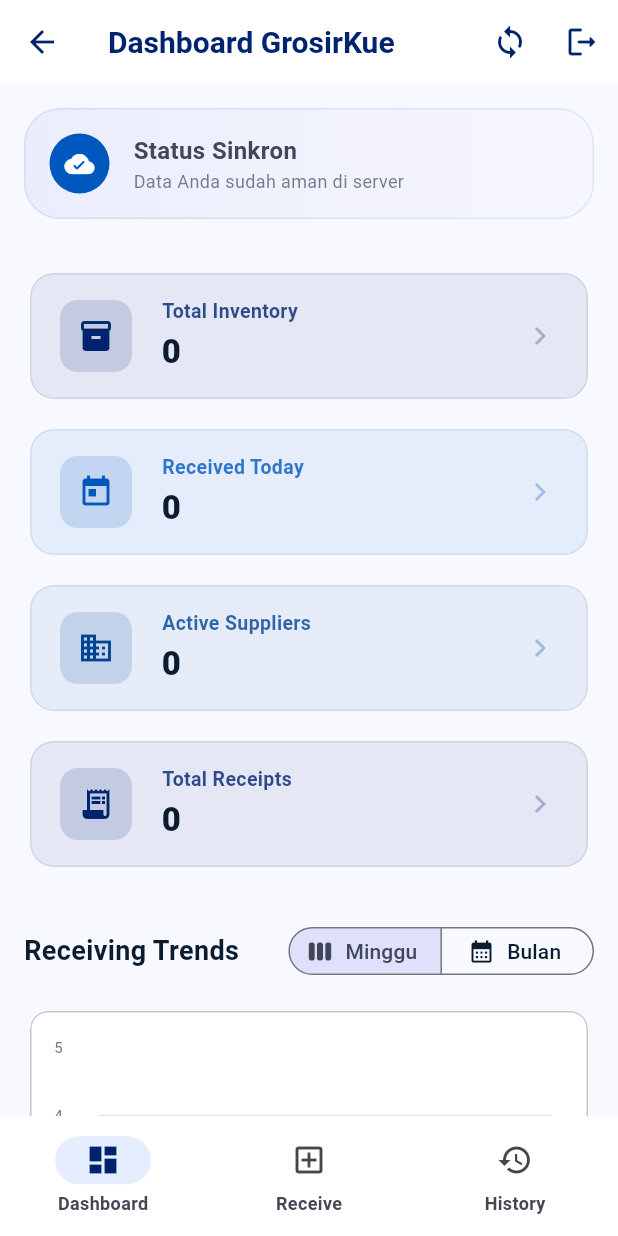
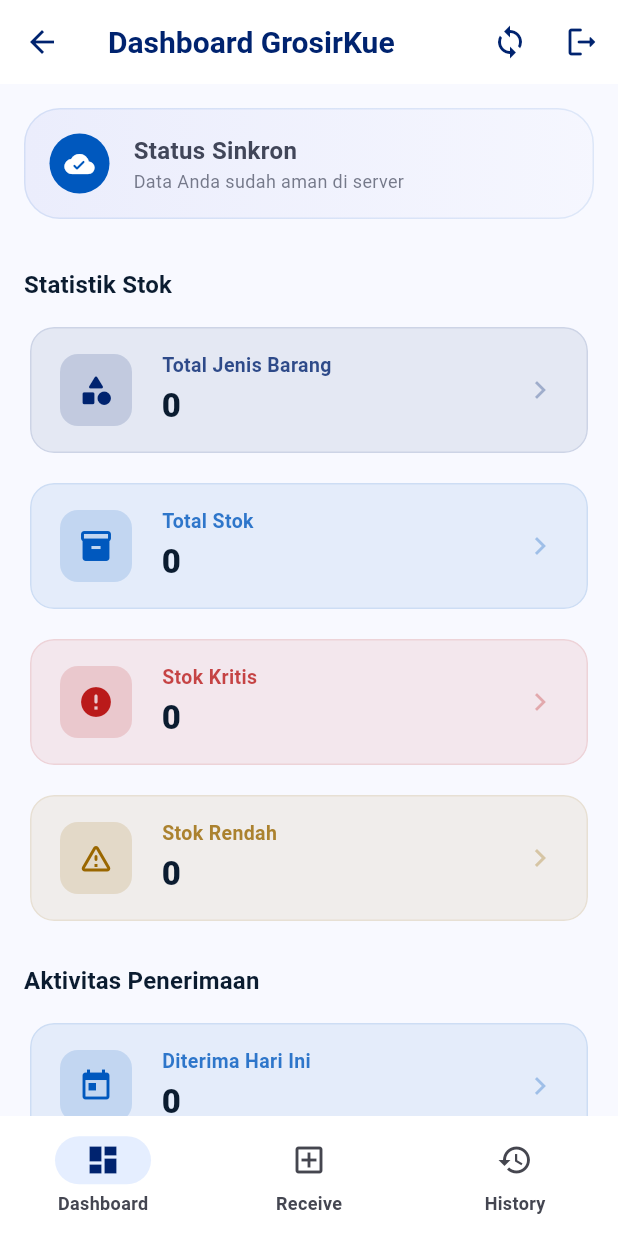
Before and after one commit to sabranhakim/mobile_tokokeluarga, a Flutter app: the MainScreen screen opened directly, on a phone screen of 412 x 824 dp. Run offline on Flutter 3.47's test engine with Material 3 defaults, Android fonts, the phone set to English and light mode, and no system bars; drawn by our look-alikes of fl_chart; our stand-ins replace camera, connectivity_plus, dio, dropdown_search, flutter_image_compress, flutter_secure_storage and 1 more; accounts and stored records are empty; network calls fail.

Commit message:
feat: Update database schema to include stok_minimal and adjust version; enhance dashboard statistics display

```diff
--- a/lib/core/database_helper.dart
+++ b/lib/core/database_helper.dart
@@ -19,7 +19,7 @@
 
     return await openDatabase(
       path,
-      version: 3, // Version bumped to add status_verifikasi
+      version: 4, // Version bumped to cache stok_minimal
       onCreate: _createDB,
       onUpgrade: (db, oldVersion, newVersion) async {
         if (oldVersion < newVersion) {
@@ -58,6 +58,7 @@
         nama_barang $textType,
         satuan $textType,
         stok $intType,
+        stok_minimal $intType DEFAULT 10,
         harga_beli $intNullable
       )
     ''');
--- a/lib/features/inventory/data/models/barang_model.dart
+++ b/lib/features/inventory/data/models/barang_model.dart
@@ -4,6 +4,7 @@
   final String namaBarang;
   final String satuan;
   final int stok;
+  final int stokMinimal;
   final int? hargaBeli;
 
   Barang({
@@ -12,6 +13,7 @@
     required this.namaBarang,
     required this.satuan,
     required this.stok,
+    this.stokMinimal = 10,
     this.hargaBeli,
   });
 
@@ -22,6 +24,7 @@
       namaBarang: json['nama_barang'],
       satuan: json['satuan'],
       stok: json['stok'] ?? 0,
+      stokMinimal: json['stok_minimal'] ?? 10,
       hargaBeli: json['harga_beli'],
     );
   }
@@ -33,6 +36,7 @@
       'nama_barang': namaBarang,
       'satuan': satuan,
       'stok': stok,
+      'stok_minimal': stokMinimal,
       'harga_beli': hargaBeli,
     };
   }
--- a/lib/features/inventory/presentation/providers/inventory_provider.dart
+++ b/lib/features/inventory/presentation/providers/inventory_provider.dart
@@ -20,7 +20,9 @@
       List<ConnectivityResult> results,
     ) {
       if (results.isNotEmpty && !results.contains(ConnectivityResult.none)) {
-        debugPrint('🌐 Internet terdeteksi ($results). Mencoba sinkronisasi data pending...');
+        debugPrint(
+          '🌐 Internet terdeteksi ($results). Mencoba sinkronisasi data pending...',
+        );
         syncData();
       }
     });
@@ -52,6 +54,14 @@
 
   // Summary Getters
   int get totalBarang => _barangs.length;
+  int get totalStok => _barangs.fold(0, (total, barang) => total + barang.stok);
+  int get stokKritis => _barangs.where((barang) => barang.stok <= 0).length;
+  int get stokRendah =>
+      _barangs
+          .where(
+            (barang) => barang.stok > 0 && barang.stok <= barang.stokMinimal,
+          )
+          .length;
   int get totalSupplier => _suppliers.length;
   int get totalPenerimaan => _history.length;
 
@@ -173,7 +183,6 @@
       // 2. Coba kirim ke backend di background (Tanpa cek koneksi eksplisit)
       debugPrint('🛰️ Mencoba sinkronisasi background...');
       _backgroundSyncItem(penerimaan);
-
     } catch (e) {
       debugPrint('❌ Error sistem saat simpan lokal: $e');
       _isLoading = false;
@@ -193,7 +202,9 @@
       await _updateUnsyncedCount();
       notifyListeners();
     } catch (e) {
-      debugPrint('ℹ️ Background Sync Tertunda (Offline/Server Error): ${penerimaan.noTerima}');
+      debugPrint(
+        'ℹ️ Background Sync Tertunda (Offline/Server Error): ${penerimaan.noTerima}',
+      );
       // Tidak perlu throw, data sudah aman di lokal dengan status 0
     }
   }
@@ -209,7 +220,9 @@
       return;
     }
 
-    debugPrint('🚀 Sinkronisasi masal dimulai (${unsyncedItems.length} data)...');
+    debugPrint(
+      '🚀 Sinkronisasi masal dimulai (${unsyncedItems.length} data)...',
+    );
     _isSyncing = true;
     notifyListeners();
 
--- a/lib/features/inventory/presentation/screens/dashboard_screen.dart
+++ b/lib/features/inventory/presentation/screens/dashboard_screen.dart
@@ -25,9 +25,12 @@
   void _showLogoutDialog() {
     showDialog(
       context: context,
-      builder: (context) => AlertDialog(
+      builder:
+          (context) => AlertDialog(
             title: const Text('Konfirmasi Logout'),
-        content: const Text('Apakah Anda yakin ingin keluar dari aplikasi?'),
+            content: const Text(
+              'Apakah Anda yakin ingin keluar dari aplikasi?',
+            ),
             actions: [
               TextButton(
                 onPressed: () => Navigator.pop(context),
@@ -80,16 +83,75 @@
                   _buildSyncStatus(provider.unsyncedCount),
                   const SizedBox(height: 8),
 
-                  // Summary List (1 per row to fix overflow)
+                  Text(
+                    'Statistik Stok',
+                    style: Theme.of(context).textTheme.titleMedium?.copyWith(
+                      fontWeight: FontWeight.bold,
+                    ),
+                  ),
+                  const SizedBox(height: 12),
                   Column(
                     children: [
-                      _buildSummaryRow('Total Inventory', provider.totalBarang.toString(), Icons.inventory_2, colorScheme.primary),
+                      _buildSummaryRow(
+                        'Total Jenis Barang',
+                        provider.totalBarang.toString(),
+                        Icons.category_rounded,
+                        colorScheme.primary,
+                      ),
                       const SizedBox(height: 12),
-                      _buildSummaryRow('Received Today', provider.penerimaanHariIni.toString(), Icons.today, colorScheme.secondary),
+                      _buildSummaryRow(
+                        'Total Stok',
+                        provider.totalStok.toString(),
+                        Icons.inventory_2,
+                        colorScheme.secondary,
+                      ),
                       const SizedBox(height: 12),
-                      _buildSummaryRow('Active Suppliers', provider.totalSupplier.toString(), Icons.business, const Color(0xFF004395)),
+                      _buildSummaryRow(
+                        'Stok Kritis',
+                        provider.stokKritis.toString(),
+                        Icons.error_rounded,
+                        colorScheme.error,
+                      ),
                       const SizedBox(height: 12),
-                      _buildSummaryRow('Total Receipts', provider.totalPenerimaan.toString(), Icons.receipt_long, colorScheme.primary),
+                      _buildSummaryRow(
+                        'Stok Rendah',
+                        provider.stokRendah.toString(),
+                        Icons.warning_amber_rounded,
+                        const Color(0xFF9A6700),
+                      ),
+                    ],
+                  ),
+
+                  const SizedBox(height: 24),
+                  Text(
+                    'Aktivitas Penerimaan',
+                    style: Theme.of(context).textTheme.titleMedium?.copyWith(
+                      fontWeight: FontWeight.bold,
+                    ),
+                  ),
+                  const SizedBox(height: 12),
+                  Column(
+                    children: [
+                      _buildSummaryRow(
+                        'Diterima Hari Ini',
+                        provider.penerimaanHariIni.toString(),
+                        Icons.today,
+                        colorScheme.secondary,
+                      ),
+                      const SizedBox(height: 12),
+                      _buildSummaryRow(
+                        'Supplier Aktif',
+                        provider.totalSupplier.toString(),
+                        Icons.business,
+                        const Color(0xFF004395),
+                      ),
+                      const SizedBox(height: 12),
+                      _buildSummaryRow(
+                        'Total Penerimaan',
+                        provider.totalPenerimaan.toString(),
+                        Icons.receipt_long,
+                        colorScheme.primary,
+                      ),
                     ],
                   ),
 
@@ -100,7 +162,10 @@
                       const Flexible(
                         child: Text(
                           'Receiving Trends',
-                          style: TextStyle(fontSize: 18, fontWeight: FontWeight.bold),
+                          style: TextStyle(
+                            fontSize: 18,
+                            fontWeight: FontWeight.bold,
+                          ),
                           overflow: TextOverflow.ellipsis,
                         ),
                       ),
@@ -129,12 +194,26 @@
       margin: const EdgeInsets.only(bottom: 24),
       padding: const EdgeInsets.all(16),
       decoration: BoxDecoration(
-        gradient: count > 0
-          ? LinearGradient(colors: [colorScheme.errorContainer, colorScheme.onErrorContainer.withOpacity(0.05)])
-          : LinearGradient(colors: [colorScheme.secondaryContainer.withOpacity(0.5), colorScheme.secondaryContainer.withOpacity(0.1)]),
+        gradient:
+            count > 0
+                ? LinearGradient(
+                  colors: [
+                    colorScheme.errorContainer,
+                    colorScheme.onErrorContainer.withValues(alpha: 0.05),
+                  ],
+                )
+                : LinearGradient(
+                  colors: [
+                    colorScheme.secondaryContainer.withValues(alpha: 0.5),
+                    colorScheme.secondaryContainer.withValues(alpha: 0.1),
+                  ],
+                ),
         borderRadius: BorderRadius.circular(24),
         border: Border.all(
-          color: count > 0 ? colorScheme.error.withOpacity(0.2) : colorScheme.secondary.withOpacity(0.1),
+          color:
+              count > 0
+                  ? colorScheme.error.withValues(alpha: 0.2)
+                  : colorScheme.secondary.withValues(alpha: 0.1),
         ),
       ),
       child: Row(
@@ -161,14 +240,24 @@
                   style: TextStyle(
                     fontWeight: FontWeight.bold,
                     fontSize: 16,
-                    color: count > 0 ? colorScheme.error : colorScheme.onSecondaryContainer,
+                    color:
+                        count > 0
+                            ? colorScheme.error
+                            : colorScheme.onSecondaryContainer,
                   ),
                 ),
                 Text(
-                  count > 0 ? 'Segera sinkronkan ke server' : 'Data Anda sudah aman di server',
+                  count > 0
+                      ? 'Segera sinkronkan ke server'
+                      : 'Data Anda sudah aman di server',
                   style: TextStyle(
                     fontSize: 12,
-                    color: count > 0 ? colorScheme.error.withOpacity(0.7) : colorScheme.onSecondaryContainer.withOpacity(0.7),
+                    color:
+                        count > 0
+                            ? colorScheme.error.withValues(alpha: 0.7)
+                            : colorScheme.onSecondaryContainer.withValues(
+                              alpha: 0.7,
+                            ),
                   ),
                 ),
               ],
@@ -179,7 +268,9 @@
               onPressed: () => context.read<InventoryProvider>().syncData(),
               style: FilledButton.styleFrom(
                 visualDensity: VisualDensity.compact,
-                shape: RoundedRectangleBorder(borderRadius: BorderRadius.circular(12)),
+                shape: RoundedRectangleBorder(
+                  borderRadius: BorderRadius.circular(12),
+                ),
               ),
               child: const Text('Sync'),
             ),
@@ -188,13 +279,18 @@
     );
   }
 
-  Widget _buildSummaryRow(String title, String value, IconData icon, Color color) {
+  Widget _buildSummaryRow(
+    String title,
+    String value,
+    IconData icon,
+    Color color,
+  ) {
     return Card(
       elevation: 0,
-      color: color.withOpacity(0.08),
+      color: color.withValues(alpha: 0.08),
       shape: RoundedRectangleBorder(
         borderRadius: BorderRadius.circular(16),
-        side: BorderSide(color: color.withOpacity(0.1)),
+        side: BorderSide(color: color.withValues(alpha: 0.1)),
       ),
       child: Padding(
         padding: const EdgeInsets.symmetric(horizontal: 20, vertical: 16),
@@ -203,7 +299,7 @@
             Container(
               padding: const EdgeInsets.all(12),
               decoration: BoxDecoration(
-                color: color.withOpacity(0.15),
+                color: color.withValues(alpha: 0.15),
                 borderRadius: BorderRadius.circular(12),
               ),
               child: Icon(icon, color: color, size: 24),
@@ -218,7 +314,7 @@
                     style: TextStyle(
                       fontSize: 13,
                       fontWeight: FontWeight.w600,
-                      color: color.withOpacity(0.8),
+                      color: color.withValues(alpha: 0.8),
                     ),
                   ),
                   const SizedBox(height: 2),
@@ -233,7 +329,7 @@
                 ],
               ),
             ),
-            Icon(Icons.chevron_right, color: color.withOpacity(0.3)),
+            Icon(Icons.chevron_right, color: color.withValues(alpha: 0.3)),
           ],
         ),
       ),
@@ -243,17 +339,23 @@
   Widget _buildFilterButtons() {
     return SegmentedButton<String>(
       segments: const [
-        ButtonSegment(value: 'Minggu', label: Text('Minggu'), icon: Icon(Icons.view_week)),
-        ButtonSegment(value: 'Bulan', label: Text('Bulan'), icon: Icon(Icons.calendar_month)),
+        ButtonSegment(
+          value: 'Minggu',
+          label: Text('Minggu'),
+          icon: Icon(Icons.view_week),
+        ),
+        ButtonSegment(
+          value: 'Bulan',
+          label: Text('Bulan'),
+          icon: Icon(Icons.calendar_month),
+        ),
       ],
       selected: {_selectedFilter},
       onSelectionChanged: (newSelection) {
         setState(() => _selectedFilter = newSelection.first);
       },
       showSelectedIcon: false,
-      style: SegmentedButton.styleFrom(
-        visualDensity: VisualDensity.compact,
-      ),
+      style: SegmentedButton.styleFrom(visualDensity: VisualDensity.compact),
     );
   }
 
@@ -289,11 +391,17 @@
                   getTooltipItem: (group, groupIndex, rod, rodIndex) {
                     return BarTooltipItem(
                       '${keys[groupIndex]}\n',
-                      TextStyle(color: colorScheme.onSecondaryContainer, fontWeight: FontWeight.bold),
+                      TextStyle(
+                        color: colorScheme.onSecondaryContainer,
+                        fontWeight: FontWeight.bold,
+                      ),
                       children: [
                         TextSpan(
                           text: rod.toY.toInt().toString(),
-                          style: TextStyle(color: colorScheme.primary, fontWeight: FontWeight.w900),
+                          style: TextStyle(
+                            color: colorScheme.primary,
+                            fontWeight: FontWeight.w900,
+                          ),
                         ),
                       ],
                     );
@@ -312,7 +420,11 @@
                           padding: const EdgeInsets.only(top: 8.0),
                           child: Text(
                             keys[index],
-                            style: TextStyle(fontSize: 10, color: colorScheme.outline, fontWeight: FontWeight.bold),
+                            style: TextStyle(
+                              fontSize: 10,
+                              color: colorScheme.outline,
+                              fontWeight: FontWeight.bold,
+                            ),
                           ),
                         );
                       }
@@ -327,19 +439,27 @@
                     getTitlesWidget: (value, meta) {
                       return Text(
                         value.toInt().toString(),
-                        style: TextStyle(fontSize: 10, color: colorScheme.outline),
+                        style: TextStyle(
+                          fontSize: 10,
+                          color: colorScheme.outline,
+                        ),
                       );
                     },
                   ),
                 ),
-                topTitles: const AxisTitles(sideTitles: SideTitles(showTitles: false)),
-                rightTitles: const AxisTitles(sideTitles: SideTitles(showTitles: false)),
+                topTitles: const AxisTitles(
+                  sideTitles: SideTitles(showTitles: false),
+                ),
+                rightTitles: const AxisTitles(
+                  sideTitles: SideTitles(showTitles: false),
+                ),
               ),
               gridData: FlGridData(
                 show: true,
                 drawVerticalLine: false,
-                getDrawingHorizontalLine: (value) => FlLine(
-                  color: colorScheme.outlineVariant.withOpacity(0.5),
+                getDrawingHorizontalLine:
+                    (value) => FlLine(
+                      color: colorScheme.outlineVariant.withValues(alpha: 0.5),
                       strokeWidth: 1,
                     ),
               ),
@@ -356,7 +476,9 @@
                         end: Alignment.topCenter,
                       ),
                       width: 20,
-                      borderRadius: const BorderRadius.vertical(top: Radius.circular(6)),
+                      borderRadius: const BorderRadius.vertical(
+                        top: Radius.circular(6),
+                      ),
                     ),
                   ],
                 );
--- a/pubspec.yaml
+++ b/pubspec.yaml
@@ -11,6 +11,7 @@
     sdk: flutter
   dio: ^5.4.0              # Untuk request API ke Laravel
   sqflite: ^2.3.0          # Database lokal untuk mode offline
+  path: ^1.9.0             # Helper path database lokal
   path_provider: ^2.1.2    # Mengatur lokasi penyimpanan foto
   image_picker: ^1.0.7     # Mengambil foto bon via Kamera
   camera: ^0.11.0+1        # Untuk UI kamera kustom dengan grid
```
Also changed, not shown: pubspec.lock. Lines whose indentation alone changed are shown as unchanged.
